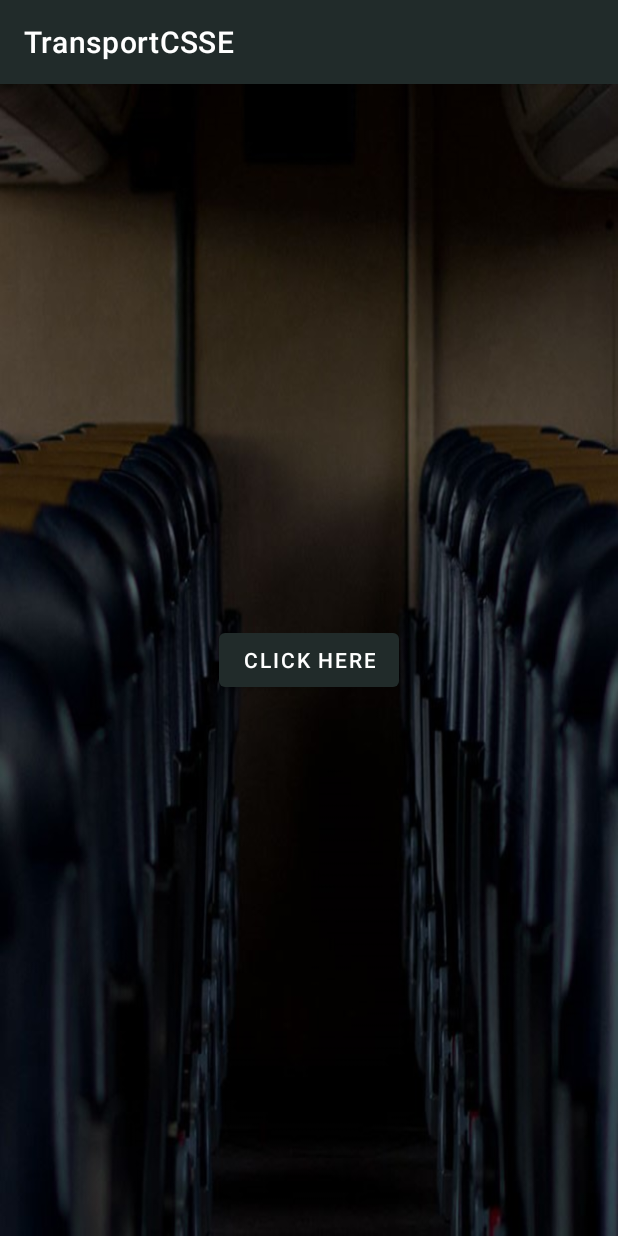
After one commit to DhanukaDB/TransportCSSE, an Android app: the ScanQR screen opened directly, with no data from a screen before it, on a phone screen of 412 x 824 dp. The commit adds this screen. Run offline under Robolectric (Android 15) with nearby library versions, the phone set to English and light mode, and no system bars; libraries missing offline, so code that uses them is left out: com.journeyapps.barcodescanner.

Commit message:
Scan QR added

```diff
--- a/app/build.gradle
+++ b/app/build.gradle
@@ -38,4 +38,5 @@ dependencies {
     testImplementation 'junit:junit:4.13.2'
     androidTestImplementation 'androidx.test.ext:junit:1.1.3'
     androidTestImplementation 'androidx.test.espresso:espresso-core:3.4.0'
+    implementation 'com.journeyapps:zxing-android-embedded:4.3.0'
 }
--- a/app/src/main/AndroidManifest.xml
+++ b/app/src/main/AndroidManifest.xml
@@ -1,7 +1,7 @@
 <?xml version="1.0" encoding="utf-8"?>
 <manifest xmlns:android="http://schemas.android.com/apk/res/android"
     xmlns:tools="http://schemas.android.com/tools">
-
+    <uses-permission android:name="android.permission.CAMERA"/>
     <application
         android:allowBackup="true"
         android:dataExtractionRules="@xml/data_extraction_rules"
@@ -13,6 +13,8 @@
         android:theme="@style/Theme.TransportCSSE"
         tools:targetApi="31">
 
+        <activity android:name=".ScanQR" />
+        <activity android:name=".Home" />
         <activity android:name=".Signup" />
         <activity
 
@@ -28,6 +30,7 @@
                 android:name="android.app.lib_name"
                 android:value="" />
         </activity>
+        <activity android:name=".CaptureAct" android:theme="@style/zxing_CaptureTheme" android:stateNotNeeded="true" android:screenOrientation="portrait"/>
     </application>
 
 </manifest>
--- /dev/null
+++ b/app/src/main/java/com/csse/transportcsse/CaptureAct.java
@@ -0,0 +1,6 @@
+package com.csse.transportcsse;
+
+import com.journeyapps.barcodescanner.CaptureActivity;
+
+public class CaptureAct extends CaptureActivity {
+}
--- /dev/null
+++ b/app/src/main/java/com/csse/transportcsse/ScanQR.java
@@ -0,0 +1,55 @@
+package com.csse.transportcsse;
+
+import androidx.activity.result.ActivityResultLauncher;
+import androidx.appcompat.app.AlertDialog;
+import androidx.appcompat.app.AppCompatActivity;
+
+import android.content.DialogInterface;
+import android.os.Bundle;
+import android.widget.Button;
+
+import com.journeyapps.barcodescanner.CaptureActivity;
+import com.journeyapps.barcodescanner.ScanContract;
+import com.journeyapps.barcodescanner.ScanOptions;
+
+public class ScanQR extends AppCompatActivity {
+
+    Button btnscan;
+    @Override
+    protected void onCreate(Bundle savedInstanceState) {
+        super.onCreate(savedInstanceState);
+        setContentView(R.layout.activity_scan_qr);
+
+        btnscan = findViewById(R.id.btnscan);
+        btnscan.setOnClickListener(v->
+        {
+            scanCode();
+        });
+    }
+
+    private void scanCode() {
+        ScanOptions options = new ScanOptions();
+        options.setPrompt("Volume up to flash on");
+        options.setBeepEnabled(true);
+        options.setOrientationLocked(true);
+        options.setCaptureActivity(CaptureAct.class);
+        barLauncher.launch(options);
+    }
+
+    ActivityResultLauncher<ScanOptions>  barLauncher = registerForActivityResult(new ScanContract(), result -> {
+
+        if(result.getContents() !=null){
+
+            AlertDialog.Builder builder = new AlertDialog.Builder( ScanQR.this);
+            builder.setTitle("Result");
+            builder.setMessage(result.getContents());
+            builder.setPositiveButton("OK", new DialogInterface.OnClickListener() {
+                @Override
+                public void onClick(DialogInterface dialog, int i) {
+
+                    dialog.dismiss();
+                }
+            }).show();
+        }
+    });
+}
--- a/app/src/main/java/com/csse/transportcsse/Signup.java
+++ b/app/src/main/java/com/csse/transportcsse/Signup.java
@@ -47,7 +47,7 @@ public class Signup extends AppCompatActivity {
             public void onClick(View v) {
 
 
-                startActivity(new Intent(Signup.this, MainActivity.class));
+                startActivity(new Intent(Signup.this, Home.class));
 
                 ClearControls();
             }
--- a/app/src/main/res/layout/activity_main.xml
+++ b/app/src/main/res/layout/activity_main.xml
@@ -86,6 +86,6 @@
         app:layout_constraintHorizontal_bias="0.495"
         app:layout_constraintStart_toStartOf="parent"
         app:layout_constraintTop_toTopOf="parent"
-        app:srcCompat="@drawable/qebg" />
+        app:srcCompat="@drawable/logo" />
 
 </androidx.constraintlayout.widget.ConstraintLayout>
--- /dev/null
+++ b/app/src/main/res/layout/activity_scan_qr.xml
@@ -0,0 +1,17 @@
+<?xml version="1.0" encoding="utf-8"?>
+<RelativeLayout xmlns:android="http://schemas.android.com/apk/res/android"
+    xmlns:app="http://schemas.android.com/apk/res-auto"
+    xmlns:tools="http://schemas.android.com/tools"
+    android:layout_width="match_parent"
+    android:layout_height="match_parent"
+    tools:context=".ScanQR"
+    android:background="@drawable/homebg">>
+
+
+    <Button
+        android:id="@+id/btnscan"
+        android:layout_width="wrap_content"
+        android:layout_height="wrap_content"
+        android:text="Click Here"
+        android:layout_centerInParent="true"/>
+</RelativeLayout>
```
Also changed, not shown: app/src/main/java/com/csse/transportcsse/Home.java (added, +70 -0 lines), app/src/main/res/layout/activity_home.xml (added, +38 -0 lines), app/src/main/res/drawable/homebg.jpg, app/src/main/res/drawable/logo.png (added).
